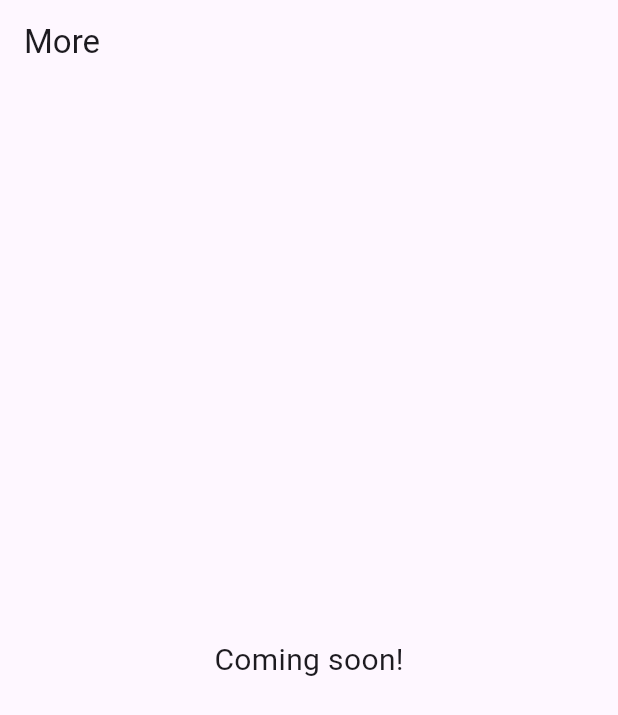
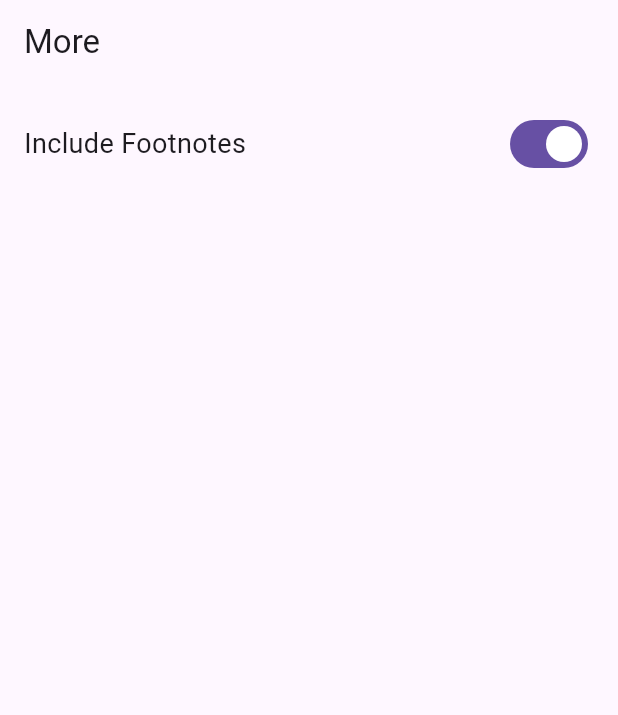
Before and after one commit to Jcole429/bible_app, a Flutter app: the MorePage screen opened directly, on a phone screen of 412 x 824 dp. Shown: the top 715 px of the screen. Run offline on Flutter 3.47's test engine with Material 3 defaults, Android fonts, the phone set to English and light mode, and no system bars; our stand-ins replace flutter_dotenv, flutter_html, shared_preferences; missing offline and left inert: dart:ffi; accounts and stored records are empty.

Commit message:
Add menu for including footnotes

```diff
--- a/lib/pages/more.dart
+++ b/lib/pages/more.dart
@@ -1,13 +1,43 @@
+import 'package:bible_app/utils/bible_state.dart';
 import 'package:flutter/material.dart';
+import 'package:provider/provider.dart';
 
 class MorePage extends StatelessWidget {
   const MorePage({super.key});
 
   @override
   Widget build(BuildContext context) {
-    return Scaffold(
-      appBar: AppBar(title: Text("More")),
-      body: Center(child: Text("Coming soon!", style: TextStyle(fontSize: 20))),
+    return Consumer<BibleState>(
+      builder: (context, bibleState, _) {
+        return Scaffold(
+          appBar: AppBar(title: Text("More")),
+          body: Padding(
+            padding: const EdgeInsets.all(16.0),
+            child: Column(
+              crossAxisAlignment: CrossAxisAlignment.start,
+              children: <Widget>[
+                Row(
+                  children: [
+                    const Text(
+                      'Include Footnotes',
+                      style: TextStyle(fontSize: 18),
+                    ),
+                    const Spacer(), // Pushes the switch to the right
+                    Switch(
+                      value: bibleState.includeFootnotesInContent,
+                      onChanged: (value) {
+                        bibleState.updateIncludeFootnotesInContent(value);
+                      },
+                    ),
+                  ],
+                ),
+              ],
+            ),
+          ),
+        );
+
+        // return const Scaffold(body: Center(child: CircularProgressIndicator()));
+      },
     );
   }
 }
--- a/lib/utils/bible_state.dart
+++ b/lib/utils/bible_state.dart
@@ -17,6 +17,7 @@ class BibleState extends ChangeNotifier {
 
   bool _sortAlphabetical = false;
   int _selectedPage = 0;
+  bool _includeFootnotesInContent = true;
 
   // Getters
   Language? get selectedLanguage => _selectedLanguage;
@@ -26,6 +27,7 @@ class BibleState extends ChangeNotifier {
 
   bool get sortAlphabetical => _sortAlphabetical;
   int get selectedPage => _selectedPage;
+  bool get includeFootnotesInContent => _includeFootnotesInContent;
 
   // Initialize state from SharedPreferences
   Future<void> initialize() async {
@@ -109,4 +111,10 @@ class BibleState extends ChangeNotifier {
     SharedPreferencesHelper.saveSelectedPage(newSelectedPage);
     notifyListeners();
   }
+
+  void updateIncludeFootnotesInContent(bool newIncludeFootnotesInContent) {
+    _includeFootnotesInContent = newIncludeFootnotesInContent;
+    SharedPreferencesHelper.saveSortAlphabetical(newIncludeFootnotesInContent);
+    notifyListeners();
+  }
 }
--- a/lib/utils/shared_preferences_helper.dart
+++ b/lib/utils/shared_preferences_helper.dart
@@ -19,6 +19,7 @@ class SharedPreferencesHelper {
   static const String _chapterKey = 'selectedChapter';
   static const String _sortAlphabeticalKey = 'sortAlphabetical';
   static const String _selectedPageKey = 'selectedPage';
+  static const String _includeFootnotesInContentKey = 'selectedPage';
 
   // Initialize SharedPreferences once
   static Future<void> init() async {
@@ -145,4 +146,19 @@ class SharedPreferencesHelper {
       return 0;
     }
   }
+
+  static Future<void> saveIncludeFootnotesInContent(
+    bool IncludeFootnotesInContent,
+  ) async {
+    return saveBool(_includeFootnotesInContentKey, IncludeFootnotesInContent);
+  }
+
+  static Future<bool> getIncludeFootnotesInContent() async {
+    bool? data = getBool(_includeFootnotesInContentKey);
+    if (data != null) {
+      return data;
+    } else {
+      return false;
+    }
+  }
 }
```
